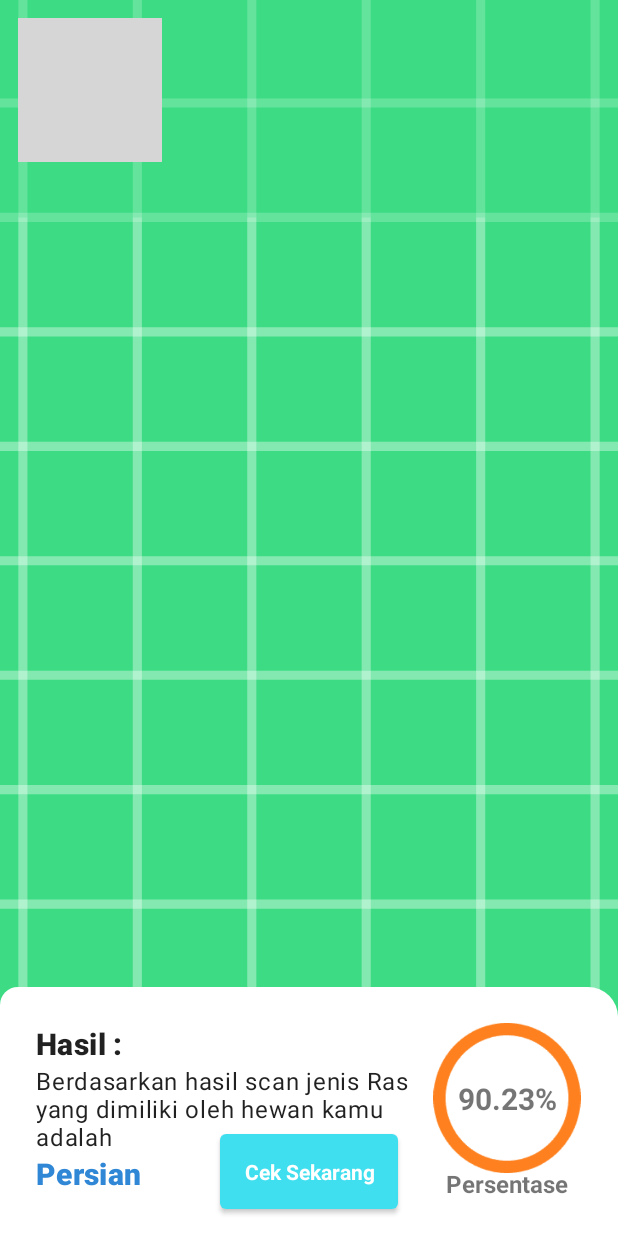
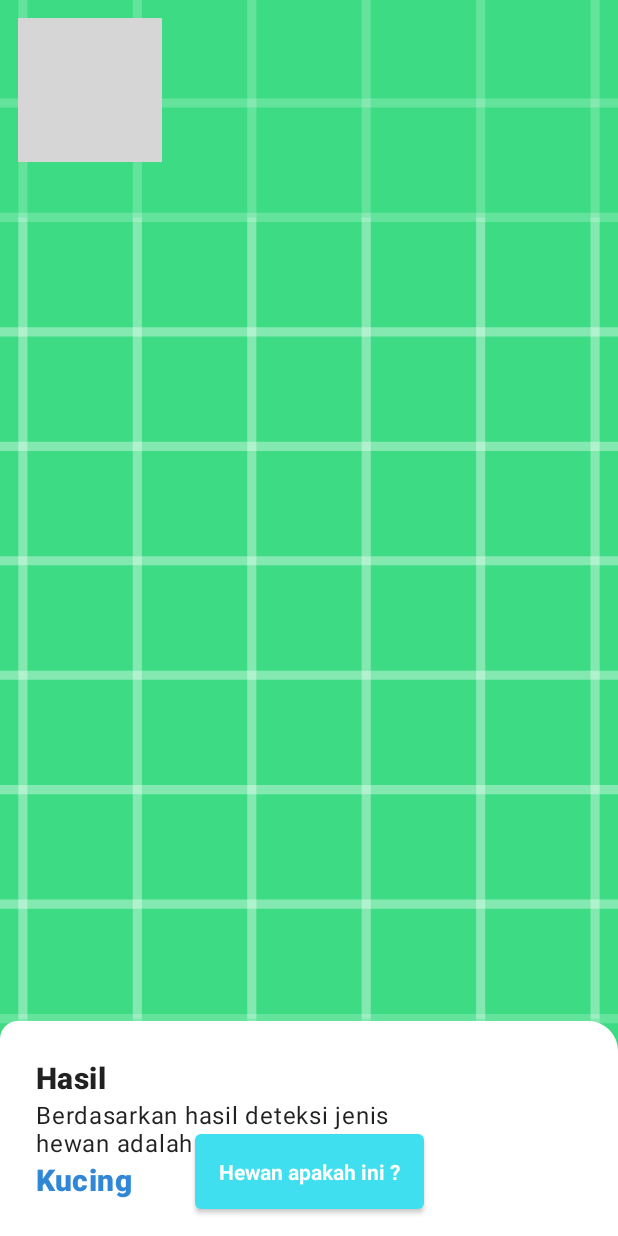
Before and after one commit to nazirxz/proyekakhir, an Android app: the layout activity_lens.xml on its own in the app's theme, with its tools: preview values and no code run, on a phone screen of 412 x 824 dp. Run offline under Robolectric (Android 15) with nearby library versions, the phone set to English and light mode, and no system bars; plain views replace TouchImageView; grey boxes are pictures that could not be loaded.

Commit message:
perbaiki lens kamera

```diff
--- a/app/src/main/res/layout/activity_lens.xml
+++ b/app/src/main/res/layout/activity_lens.xml
@@ -115,40 +115,8 @@
             android:text="@string/unknown"
             app:layout_constraintStart_toStartOf="@+id/textView5"
             app:layout_constraintTop_toBottomOf="@+id/textView5"
-            tools:text="Persian" />
+            tools:text="Kucing" />
 
-        <TextView
-            android:id="@+id/tv_result_presentase"
-            android:layout_width="wrap_content"
-            android:layout_height="wrap_content"
-            android:textSize="20sp"
-            android:textStyle="bold"
-            android:text="@string/nan"
-            app:layout_constraintBottom_toBottomOf="@+id/imageView5"
-            app:layout_constraintEnd_toEndOf="@+id/imageView5"
-            app:layout_constraintStart_toStartOf="@+id/imageView5"
-            app:layout_constraintTop_toTopOf="@+id/imageView5"
-            tools:text="90.23%" />
-
-        <ImageView
-            android:id="@+id/imageView5"
-            android:layout_width="100dp"
-            android:layout_height="100dp"
-            android:layout_marginEnd="12dp"
-            android:src="@drawable/circle"
-            app:layout_constraintEnd_toEndOf="parent"
-            app:layout_constraintTop_toTopOf="@+id/textView4" />
-
-        <TextView
-            android:layout_width="wrap_content"
-            android:layout_height="wrap_content"
-            android:layout_marginTop="32dp"
-            android:textSize="16sp"
-            android:textStyle="bold"
-            android:text="@string/persentase"
-            app:layout_constraintEnd_toEndOf="@+id/imageView5"
-            app:layout_constraintStart_toStartOf="@+id/imageView5"
-            app:layout_constraintTop_toBottomOf="@+id/tv_result_presentase" />
 
 
     </androidx.constraintlayout.widget.ConstraintLayout>
--- a/app/src/main/res/values/strings.xml
+++ b/app/src/main/res/values/strings.xml
@@ -6,9 +6,9 @@
     <string name="title_lens">Scan</string>
 
 <!--halaman scan-->
-    <string name="textResult">Berdasarkan hasil scan jenis Ras yang dimiliki oleh hewan kamu adalah</string>
-    <string name="your_result">Hasil :</string>
-    <string name="check_now">Cek Sekarang</string>
+    <string name="textResult">Berdasarkan hasil deteksi jenis hewan adalah :</string>
+    <string name="your_result">Hasil</string>
+    <string name="check_now">Hewan apakah ini ?</string>
     <string name="unknown">Tidak Diketahui</string>
     <string name="nan" translatable="false">NaN</string>
     <string name="persentase" translatable="false">Persentase</string>
```
